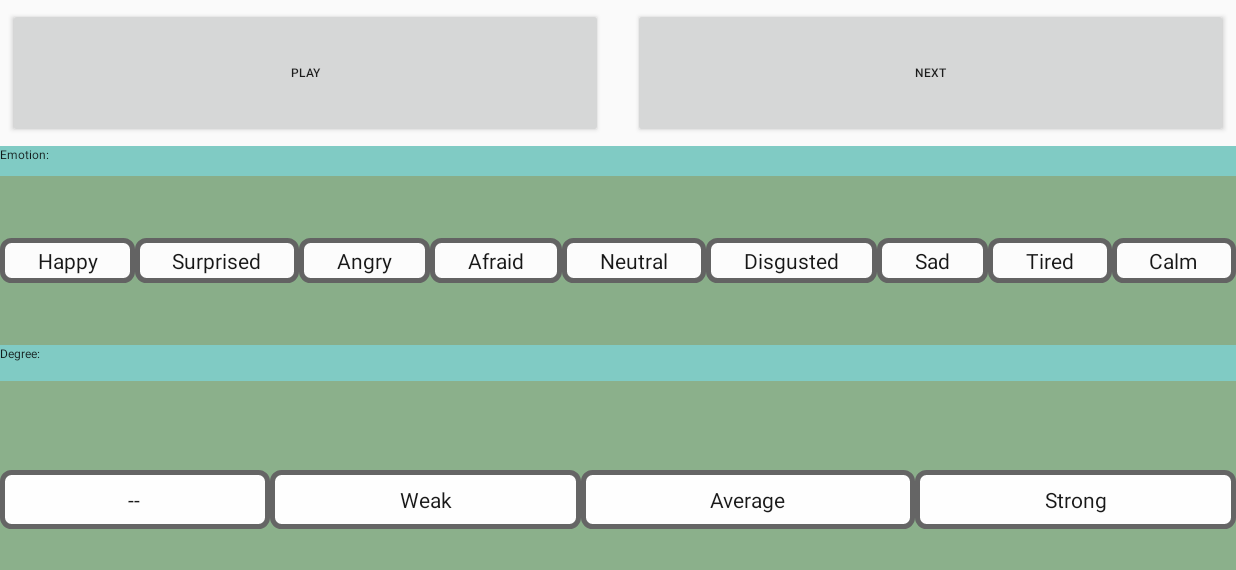
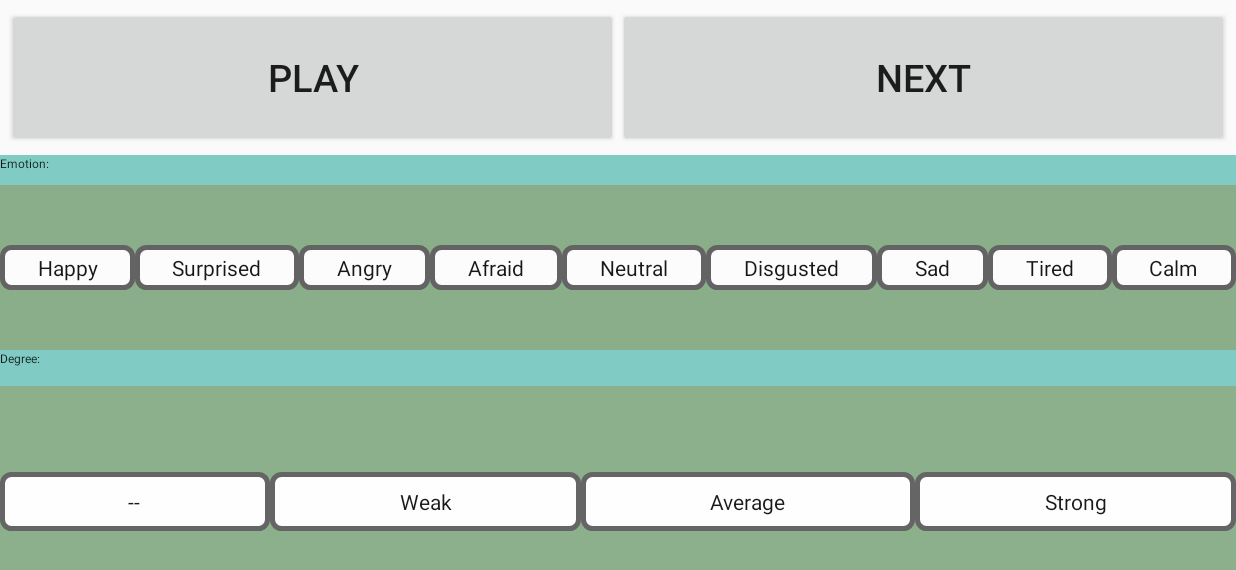
Before and after one commit to wiccy46/EmoSoundRatingControl, an Android app: the Test screen opened directly, with no data from a screen before it, after a tap on "NEXT", on a phone screen of 824 x 412 dp (held sideways). Shown: the top 570 px of the screen. Run offline under Robolectric (Android 15) with nearby library versions, the phone set to English and light mode, and no system bars; libraries missing offline, so code that uses them is left out: com.illposed.osc; 2 statements that could not run were skipped.

```diff
--- a/app/src/main/java/com/jiajunyang/emosoundratingcontrol/OSCSend.java
+++ b/app/src/main/java/com/jiajunyang/emosoundratingcontrol/OSCSend.java
@@ -13,28 +13,36 @@ import java.util.ArrayList;
  */
 
 public class OSCSend implements Runnable{
-    String myIP;
-    int myPort;
+    String myIP, prefix, userID, userName, run, nrStim;
+    int myPort = 7000;
     String action; // action define what function it uses.
     OSCPortOut oscPortOut;
     int emoIndex;
     int degreeIndex;
+    int count;
+    String model;
 
     // Updating parameters and setup OSC port out.
-    public OSCSend(String myIP, int myPort, String action, int emoIndex, int degreeIndex){
+    // Takes 5 parameters.
+    public OSCSend(String myIP, String action, int emoIndex, int degreeIndex, int count, String prefix, String userID, String userName
+            ,String model, String run, int nrStim ){
         this.myIP = myIP;
-        this.myPort = myPort;
         this.action = action;
         this.emoIndex = emoIndex;
         this.degreeIndex = degreeIndex;
+        this.count = count;
+        this.prefix = prefix;
+        this.userID = userID;
+        this.userName = userName;
+        this.run = run;
+        this.nrStim = Integer.toString(nrStim);
+        this.model = model; // model is int from the radiogroup. Hence it needs to be convert to string: vocal and
+
         try{
             // Connect to IP and port
             this.oscPortOut  = new OSCPortOut(InetAddress.getByName(myIP), myPort);
-            Log.d("OSCSendInitalisation", "OSC Port Establised.");
         } catch(UnknownHostException e) {
             Log.d("OSCSendInitalisation", "OSC Port Out UnknownHoseException");
-            //Error handling when your IP is not found
-            return;
         } catch (SocketException e){
             // Report error
             Log.d("OSCSendInitalisation", "Socket exception error!");
@@ -57,7 +65,7 @@ public class OSCSend implements Runnable{
 
     private void next(){
         ArrayList<Object> sendBang = new ArrayList<>();
-        sendBang.add("bang");
+        sendBang.add(count);
         OSCMessage message = new OSCMessage("/next", sendBang);
         Log.d("OSCRun", "Next Sound.");
         try{
@@ -74,7 +82,6 @@ public class OSCSend implements Runnable{
         OSCMessage message = new OSCMessage("/save", sendBang);
         Log.d("OSCRun", "Finish test and save file.");
         try{
-            // Send messages
             oscPortOut.send(message);
         } catch (Exception e){
             Log.d("OSC2", "Failed to send.");
@@ -108,6 +115,24 @@ public class OSCSend implements Runnable{
     }
 
 
+    private void init(){
+        ArrayList<Object> sendBang = new ArrayList<>();
+        sendBang.add(prefix);
+        sendBang.add(userID);
+        sendBang.add(userName);
+        sendBang.add(model);
+        sendBang.add(run);
+        sendBang.add(nrStim);
+        OSCMessage message = new OSCMessage("/init", sendBang);
+
+        try{
+            // Send messages
+            oscPortOut.send(message);
+        } catch (Exception e){
+            Log.d("OSC2", "Failed to send.");
+        }
+    }
+
     // Run the thread.
     @Override
     public void run(){
@@ -115,7 +140,6 @@ public class OSCSend implements Runnable{
             // Dont know why swich case doesnt work.
             if (action == "play"){
                 play();
-
             }
             else if (action == "next") {
                 next();
@@ -128,6 +152,8 @@ public class OSCSend implements Runnable{
             }
             else if (action == "save"){
                 save();
+            } else if (action == "init"){
+                init();
             }
 
             else{
--- a/app/src/main/java/com/jiajunyang/emosoundratingcontrol/Test.java
+++ b/app/src/main/java/com/jiajunyang/emosoundratingcontrol/Test.java
@@ -2,7 +2,6 @@ package com.jiajunyang.emosoundratingcontrol;
 
 import android.app.Activity;
 import android.os.Bundle;
-import android.util.Log;
 import android.view.View;
 import android.widget.RadioGroup;
 import android.widget.Toast;
@@ -17,59 +16,58 @@ import android.widget.Toast;
 
 public class Test extends Activity {
     private String myIP = MainActivity.retriveIP();
-    private int myPort = 7110;
+    private int nrStim = MainActivity.retriveNrStim();
     private String action;
-
     private RadioGroup emoChoice;
     private RadioGroup degreeChoice;
 
-    // Currently this needs to be replaced from the main page.
-    private int nrStim = 4;
+    // This count is the num of stimulation, need to be replaced by user input.
+    private int count = 0;
 
-    // This count is the num of stimulation, need to be replaced by user input.
-    private int count = nrStim;
 
+//    String myIP, String action, int emoIndex, int degreeIndex, int count, String prefix, String userID, String userName
+//    ,int model, String run, int nrStim
     public void onPlayClick(View view) {
         action = "play";
-        Thread play = new Thread(new OSCSend(myIP, myPort, action, 0, 0));
+
+        Thread play = new Thread(new OSCSend(myIP, action, 0, 0, count, "x", "x", "x", "x", "x", 1));
         play.start();
     }
 
+    // Next
     public void onNextClick(View view) {
         action = "next";
-        Thread play = new Thread(new OSCSend(myIP, myPort, action, 0, 0));
+        Thread play = new Thread(new OSCSend(myIP, action, 0, 0, count, "x", "x", "x", "x", "x", 1));
         play.start();
-
-        count -= 1;
-        Log.d("trytry", "count = " + count);
-        if (count == 0){
+        Toast.makeText(getApplicationContext(), count + " go", Toast.LENGTH_SHORT).show();
+        count += 1;
+        if (count == nrStim ){
             action = "save";
-            Thread play2 = new Thread(new OSCSend(myIP, myPort, action, 0, 0));
+            Thread play2 = new Thread(new OSCSend(myIP, action, 0, 0, count, "x", "x", "x", "x", "x", 1));
             play2.start();
-            count = nrStim;
+            count = 0; // Reset count
         }
     }
 
+    // Choose which emo
     public void onEmoChoice(View view){
         action = "emo";
         int emoIndex = emoChoice.indexOfChild(findViewById(emoChoice.getCheckedRadioButtonId()));
-        Thread play = new Thread(new OSCSend(myIP, myPort, action, emoIndex, 0));
+        Thread play = new Thread(new OSCSend(myIP, action, emoIndex, 0, count, "x", "x", "x", "x", "x", 1));
         play.start();
     }
 
-
+    // Choose degree
     public void onDegreeChoice(View view){
         action = "degree";
         int degreeIndex = degreeChoice.indexOfChild(findViewById(degreeChoice.getCheckedRadioButtonId()));
-        Thread play = new Thread(new OSCSend(myIP, myPort, action, 0,degreeIndex));
+        Thread play = new Thread(new OSCSend(myIP, action, 0, degreeIndex, count, "x", "x", "x", "x", "x", 1));
         play.start();
     }
 
 
     @Override
     protected void onCreate(Bundle savedInstanceState) {
-
-
         super.onCreate(savedInstanceState);
         setContentView(R.layout.test); // Include the correspondent xml filename.
         emoChoice = (RadioGroup) findViewById(R.id.emoRadioGroup);
--- a/app/src/main/res/layout/content_main.xml
+++ b/app/src/main/res/layout/content_main.xml
@@ -278,7 +278,7 @@
                             android:inputType="number"
                             android:ems="10"
                             android:id="@+id/nrstimText"
-                            android:text="0"
+                            android:text="4"
                             android:textSize="30sp" />
                     </LinearLayout>
 
--- a/app/src/main/res/layout/test.xml
+++ b/app/src/main/res/layout/test.xml
@@ -20,22 +20,20 @@
             android:id="@+id/playButton"
             android:singleLine="false"
             android:text="@string/playSound"
-            android:layout_weight="1"
+            android:layout_weight="0.3"
             android:layout_gravity="center_vertical"
-            android:textSize="@dimen/abc_action_bar_progress_bar_size"
             android:allowUndo="false"
-            android:layout_marginRight="10dp"
-            android:onClick="onPlayClick" />
+            android:onClick="onPlayClick"
+            android:textSize="25sp" />
 
         <Button
             android:layout_width="fill_parent"
             android:layout_height="fill_parent"
             android:text="@string/nextSound"
             android:id="@+id/nextButton"
-            android:layout_weight="1"
+            android:layout_weight="0.3"
             android:layout_gravity="center_vertical"
-            android:textSize="@dimen/abc_action_bar_progress_bar_size"
-            android:layout_marginLeft="10dp"
+            android:textSize="25sp"
             android:onClick="onNextClick" />
     </LinearLayout>
 
```
Also changed, not shown: app/src/main/java/com/jiajunyang/emosoundratingcontrol/InitOSC.java (deleted, +0 -64 lines), app/src/main/java/com/jiajunyang/emosoundratingcontrol/MainActivity.java (+29 -24 lines).
